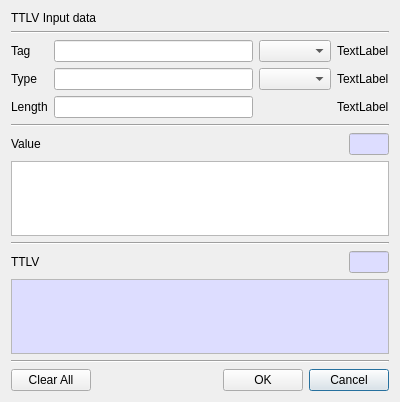
The window that BerEditor/make_ttlv_dlg.ui (jykim74/BerEditor) describes before a commit, drawn with Qt 5.
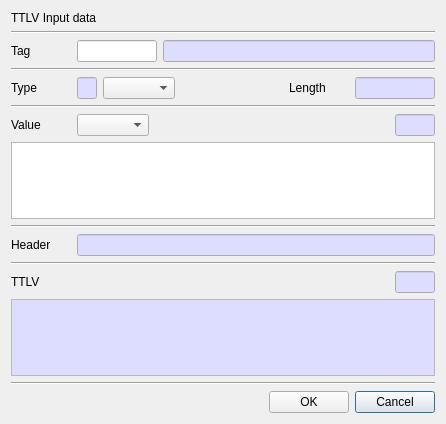
The same window after the commit.

Diff of the .ui file:
```diff
--- a/BerEditor/make_ttlv_dlg.ui
+++ b/BerEditor/make_ttlv_dlg.ui
@@ -6,8 +6,8 @@
    <rect>
     <x>0</x>
     <y>0</y>
-    <width>400</width>
-    <height>402</height>
+    <width>446</width>
+    <height>424</height>
    </rect>
   </property>
   <property name="windowTitle">
@@ -30,74 +30,228 @@
    </item>
    <item>
     <layout class="QGridLayout" name="gridLayout_2">
-     <item row="2" column="1">
-      <widget class="QLineEdit" name="lineEdit_3">
-       <property name="maxLength">
-        <number>8</number>
-       </property>
-      </widget>
-     </item>
+     <property name="topMargin">
+      <number>0</number>
+     </property>
      <item row="0" column="0">
       <widget class="QLabel" name="label_2">
+       <property name="minimumSize">
+        <size>
+         <width>60</width>
+         <height>0</height>
+        </size>
+       </property>
        <property name="text">
         <string>Tag</string>
        </property>
       </widget>
      </item>
      <item row="0" column="1">
-      <widget class="QLineEdit" name="lineEdit">
+      <widget class="QLineEdit" name="mTagText">
+       <property name="minimumSize">
+        <size>
+         <width>80</width>
+         <height>0</height>
+        </size>
+       </property>
+       <property name="maximumSize">
+        <size>
+         <width>80</width>
+         <height>16777215</height>
+        </size>
+       </property>
        <property name="maxLength">
         <number>6</number>
        </property>
       </widget>
      </item>
-     <item row="1" column="1">
-      <widget class="QLineEdit" name="lineEdit_2">
-       <property name="maxLength">
-        <number>2</number>
+     <item row="0" column="2">
+      <widget class="QLineEdit" name="mTagNameText">
+       <property name="palette">
+        <palette>
+         <active>
+          <colorrole role="Base">
+           <brush brushstyle="SolidPattern">
+            <color alpha="255">
+             <red>221</red>
+             <green>221</green>
+             <blue>255</blue>
+            </color>
+           </brush>
+          </colorrole>
+         </active>
+         <inactive>
+          <colorrole role="Base">
+           <brush brushstyle="SolidPattern">
+            <color alpha="255">
+             <red>221</red>
+             <green>221</green>
+             <blue>255</blue>
+            </color>
+           </brush>
+          </colorrole>
+         </inactive>
+         <disabled/>
+        </palette>
        </property>
-      </widget>
-     </item>
-     <item row="0" column="3">
-      <widget class="QLabel" name="label_8">
-       <property name="text">
-        <string>TextLabel</string>
+       <property name="readOnly">
+        <bool>true</bool>
        </property>
       </widget>
      </item>
-     <item row="2" column="3">
-      <widget class="QLabel" name="label_9">
-       <property name="text">
-        <string>TextLabel</string>
-       </property>
-      </widget>
-     </item>
-     <item row="1" column="3">
-      <widget class="QLabel" name="label_7">
-       <property name="text">
-        <string>TextLabel</string>
-       </property>
-      </widget>
-     </item>
-     <item row="1" column="0">
+    </layout>
+   </item>
+   <item>
+    <widget class="Line" name="line_5">
+     <property name="orientation">
+      <enum>Qt::Horizontal</enum>
+     </property>
+    </widget>
+   </item>
+   <item>
+    <layout class="QGridLayout" name="gridLayout_5">
+     <property name="topMargin">
+      <number>0</number>
+     </property>
+     <item row="0" column="0">
       <widget class="QLabel" name="label_3">
+       <property name="minimumSize">
+        <size>
+         <width>60</width>
+         <height>0</height>
+        </size>
+       </property>
        <property name="text">
         <string>Type</string>
        </property>
       </widget>
      </item>
-     <item row="2" column="0">
-      <widget class="QLabel" name="label_4">
+     <item row="0" column="2">
+      <widget class="QComboBox" name="mTypeCombo"/>
+     </item>
+     <item row="0" column="4">
+      <widget class="QLabel" name="label_7">
+       <property name="minimumSize">
+        <size>
+         <width>60</width>
+         <height>0</height>
+        </size>
+       </property>
        <property name="text">
         <string>Length</string>
        </property>
       </widget>
      </item>
-     <item row="0" column="2">
-      <widget class="QComboBox" name="comboBox"/>
+     <item row="0" column="5">
+      <widget class="QLineEdit" name="mLengthText">
+       <property name="minimumSize">
+        <size>
+         <width>80</width>
+         <height>0</height>
+        </size>
+       </property>
+       <property name="maximumSize">
+        <size>
+         <width>80</width>
+         <height>16777215</height>
+        </size>
+       </property>
+       <property name="palette">
+        <palette>
+         <active>
+          <colorrole role="Base">
+           <brush brushstyle="SolidPattern">
+            <color alpha="255">
+             <red>221</red>
+             <green>221</green>
+             <blue>255</blue>
+            </color>
+           </brush>
+          </colorrole>
+         </active>
+         <inactive>
+          <colorrole role="Base">
+           <brush brushstyle="SolidPattern">
+            <color alpha="255">
+             <red>221</red>
+             <green>221</green>
+             <blue>255</blue>
+            </color>
+           </brush>
+          </colorrole>
+         </inactive>
+         <disabled/>
+        </palette>
+       </property>
+       <property name="maxLength">
+        <number>8</number>
+       </property>
+       <property name="readOnly">
+        <bool>true</bool>
+       </property>
+      </widget>
      </item>
-     <item row="1" column="2">
-      <widget class="QComboBox" name="comboBox_2"/>
+     <item row="0" column="1">
+      <widget class="QLineEdit" name="mTypeText">
+       <property name="minimumSize">
+        <size>
+         <width>20</width>
+         <height>0</height>
+        </size>
+       </property>
+       <property name="maximumSize">
+        <size>
+         <width>20</width>
+         <height>16777215</height>
+        </size>
+       </property>
+       <property name="palette">
+        <palette>
+         <active>
+          <colorrole role="Base">
+           <brush brushstyle="SolidPattern">
+            <color alpha="255">
+             <red>221</red>
+             <green>221</green>
+             <blue>255</blue>
+            </color>
+           </brush>
+          </colorrole>
+         </active>
+         <inactive>
+          <colorrole role="Base">
+           <brush brushstyle="SolidPattern">
+            <color alpha="255">
+             <red>221</red>
+             <green>221</green>
+             <blue>255</blue>
+            </color>
+           </brush>
+          </colorrole>
+         </inactive>
+         <disabled/>
+        </palette>
+       </property>
+       <property name="maxLength">
+        <number>2</number>
+       </property>
+       <property name="readOnly">
+        <bool>true</bool>
+       </property>
+      </widget>
+     </item>
+     <item row="0" column="3">
+      <spacer name="horizontalSpacer_4">
+       <property name="orientation">
+        <enum>Qt::Horizontal</enum>
+       </property>
+       <property name="sizeHint" stdset="0">
+        <size>
+         <width>40</width>
+         <height>20</height>
+        </size>
+       </property>
+      </spacer>
      </item>
     </layout>
    </item>
@@ -110,60 +264,66 @@
    </item>
    <item>
     <layout class="QGridLayout" name="gridLayout_3">
-     <item row="0" column="2">
-      <widget class="QLineEdit" name="lineEdit_4">
-       <property name="minimumSize">
-        <size>
-         <width>40</width>
-         <height>0</height>
-        </size>
-       </property>
-       <property name="maximumSize">
-        <size>
-         <width>40</width>
-         <height>16777215</height>
-        </size>
-       </property>
-       <property name="palette">
-        <palette>
-         <active>
-          <colorrole role="Base">
-           <brush brushstyle="SolidPattern">
-            <color alpha="255">
-             <red>221</red>
-             <green>221</green>
-             <blue>255</blue>
-            </color>
-           </brush>
-          </colorrole>
-         </active>
-         <inactive>
-          <colorrole role="Base">
-           <brush brushstyle="SolidPattern">
-            <color alpha="255">
-             <red>221</red>
-             <green>221</green>
-             <blue>255</blue>
-            </color>
-           </brush>
-          </colorrole>
-         </inactive>
-         <disabled/>
-        </palette>
-       </property>
-       <property name="readOnly">
-        <bool>true</bool>
-       </property>
-      </widget>
-     </item>
      <item row="0" column="0">
       <widget class="QLabel" name="label_5">
+       <property name="minimumSize">
+        <size>
+         <width>60</width>
+         <height>0</height>
+        </size>
+       </property>
        <property name="text">
         <string>Value</string>
        </property>
       </widget>
      </item>
-     <item row="0" column="1">
+     <item row="0" column="3">
+      <widget class="QLineEdit" name="mValueLenText">
+       <property name="minimumSize">
+        <size>
+         <width>40</width>
+         <height>0</height>
+        </size>
+       </property>
+       <property name="maximumSize">
+        <size>
+         <width>40</width>
+         <height>16777215</height>
+        </size>
+       </property>
+       <property name="palette">
+        <palette>
+         <active>
+          <colorrole role="Base">
+           <brush brushstyle="SolidPattern">
+            <color alpha="255">
+             <red>221</red>
+             <green>221</green>
+             <blue>255</blue>
+            </color>
+           </brush>
+          </colorrole>
+         </active>
+         <inactive>
+          <colorrole role="Base">
+           <brush brushstyle="SolidPattern">
+            <color alpha="255">
+             <red>221</red>
+             <green>221</green>
+             <blue>255</blue>
+            </color>
+           </brush>
+          </colorrole>
+         </inactive>
+         <disabled/>
+        </palette>
+       </property>
+       <property name="readOnly">
+        <bool>true</bool>
+       </property>
+      </widget>
+     </item>
+     <item row="0" column="2">
       <spacer name="horizontalSpacer_2">
        <property name="orientation">
         <enum>Qt::Horizontal</enum>
@@ -176,10 +336,77 @@
        </property>
       </spacer>
      </item>
+     <item row="0" column="1">
+      <widget class="QComboBox" name="mValueCombo"/>
+     </item>
     </layout>
    </item>
    <item>
-    <widget class="QPlainTextEdit" name="plainTextEdit"/>
+    <widget class="QPlainTextEdit" name="mValueText"/>
+   </item>
+   <item>
+    <widget class="Line" name="line_6">
+     <property name="orientation">
+      <enum>Qt::Horizontal</enum>
+     </property>
+    </widget>
+   </item>
+   <item>
+    <layout class="QGridLayout" name="gridLayout_6">
+     <property name="topMargin">
+      <number>0</number>
+     </property>
+     <item row="0" column="0">
+      <widget class="QLabel" name="label_4">
+       <property name="minimumSize">
+        <size>
+         <width>60</width>
+         <height>0</height>
+        </size>
+       </property>
+       <property name="text">
+        <string>Header</string>
+       </property>
+      </widget>
+     </item>
+     <item row="0" column="1">
+      <widget class="QLineEdit" name="mHeaderText">
+       <property name="palette">
+        <palette>
+         <active>
+          <colorrole role="Base">
+           <brush brushstyle="SolidPattern">
+            <color alpha="255">
+             <red>221</red>
+             <green>221</green>
+             <blue>255</blue>
+            </color>
+           </brush>
+          </colorrole>
+         </active>
+         <inactive>
+          <colorrole role="Base">
+           <brush brushstyle="SolidPattern">
+            <color alpha="255">
+             <red>221</red>
+             <green>221</green>
+             <blue>255</blue>
+            </color>
+           </brush>
+          </colorrole>
+         </inactive>
+         <disabled/>
+        </palette>
+       </property>
+       <property name="maxLength">
+        <number>16</number>
+       </property>
+       <property name="readOnly">
+        <bool>true</bool>
+       </property>
+      </widget>
+     </item>
+    </layout>
    </item>
    <item>
     <widget class="Line" name="line_3">
@@ -195,6 +422,12 @@
      </property>
      <item row="0" column="0">
       <widget class="QLabel" name="label_6">
+       <property name="minimumSize">
+        <size>
+         <width>60</width>
+         <height>0</height>
+        </size>
+       </property>
        <property name="text">
         <string>TTLV</string>
        </property>
@@ -304,40 +537,33 @@
    </item>
    <item>
     <layout class="QGridLayout" name="gridLayout">
-     <item row="0" column="3">
-      <widget class="QPushButton" name="pushButton_2">
+     <item row="0" column="0">
+      <spacer name="horizontalSpacer">
+       <property name="orientation">
+        <enum>Qt::Horizontal</enum>
+       </property>
+       <property name="sizeHint" stdset="0">
+        <size>
+         <width>40</width>
+         <height>20</height>
+        </size>
+       </property>
+      </spacer>
+     </item>
+     <item row="0" column="2">
+      <widget class="QPushButton" name="mCancelBtn">
        <property name="text">
         <string>Cancel</string>
        </property>
       </widget>
      </item>
-     <item row="0" column="2">
-      <widget class="QPushButton" name="pushButton">
+     <item row="0" column="1">
+      <widget class="QPushButton" name="mOKBtn">
        <property name="text">
         <string>OK</string>
        </property>
       </widget>
      </item>
-     <item row="0" column="1">
-      <spacer name="horizontalSpacer">
-       <property name="orientation">
-        <enum>Qt::Horizontal</enum>
-       </property>
-       <property name="sizeHint" stdset="0">
-        <size>
-         <width>40</width>
-         <height>20</height>
-        </size>
-       </property>
-      </spacer>
-     </item>
-     <item row="0" column="0">
-      <widget class="QPushButton" name="pushButton_3">
-       <property name="text">
-        <string>Clear All</string>
-       </property>
-      </widget>
-     </item>
     </layout>
    </item>
   </layout>
```
Left out of the diff: 6 changed lines with no effect on the pictures.
